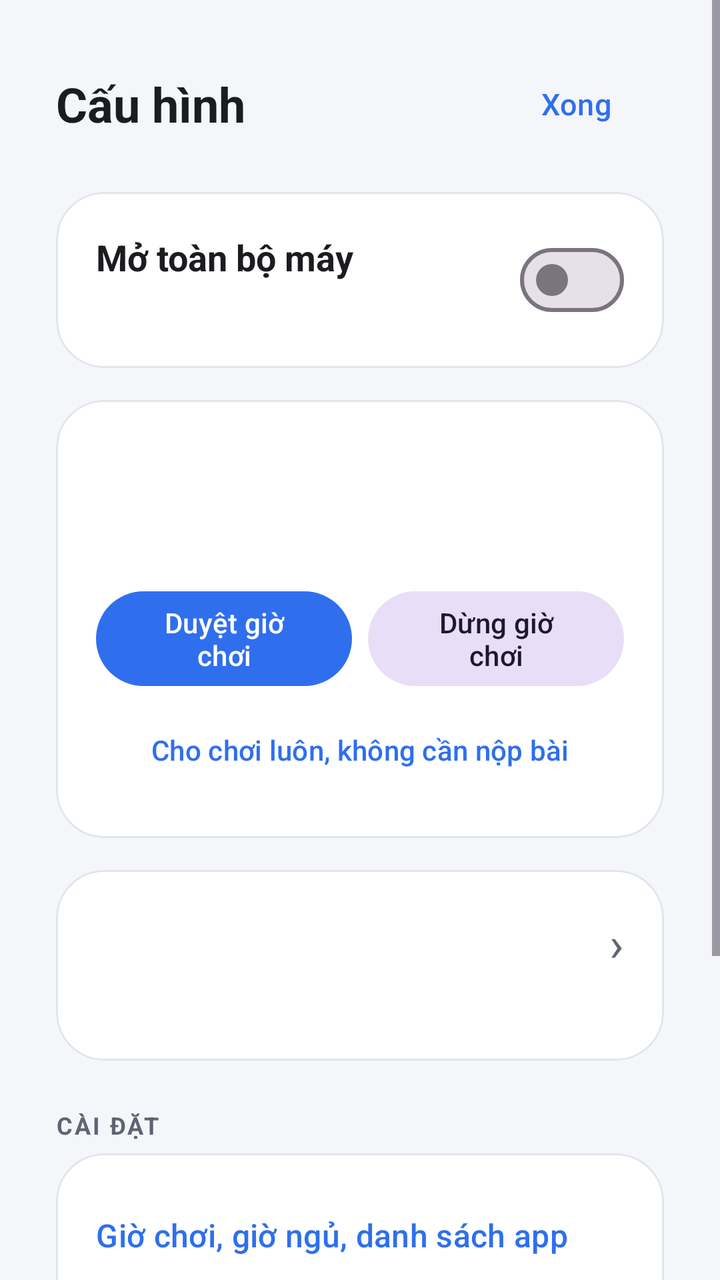
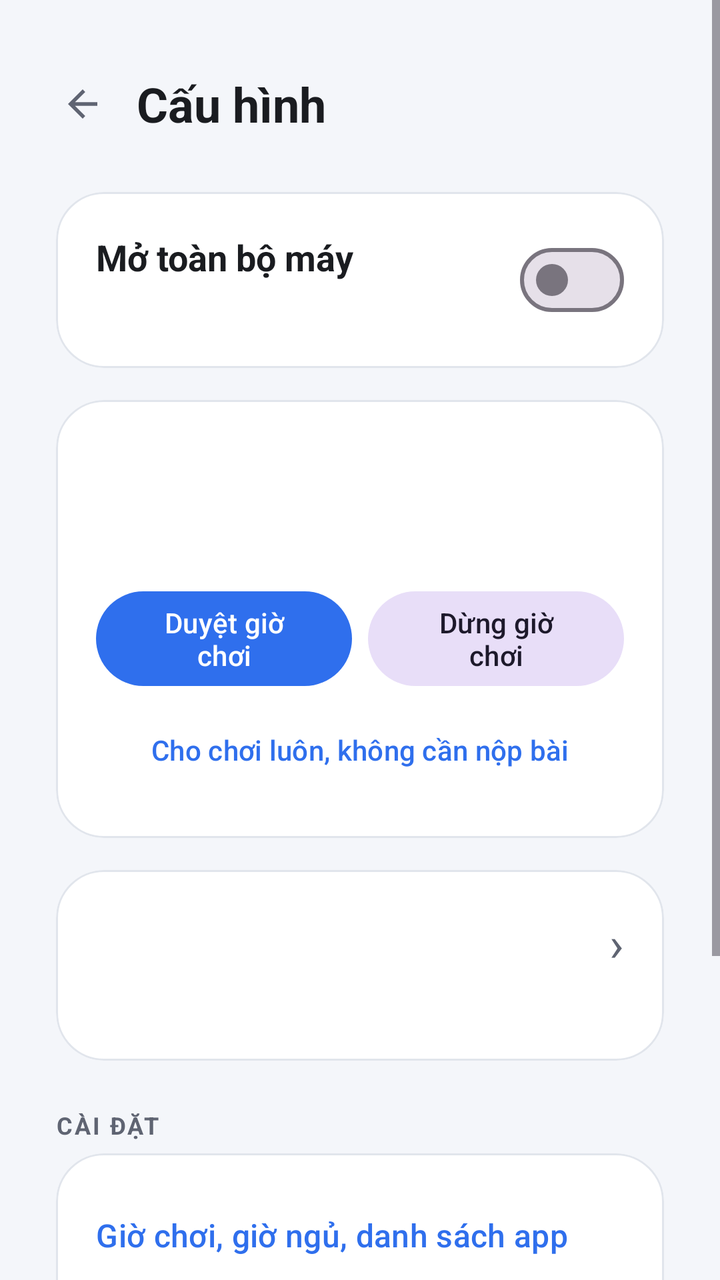

Compare the two renders of this Android layout. The source of the first and the diff that turns it into the second are given below.
<!-- AndroidManifest.xml: application theme Theme.HomeworkGate -->
<!-- res/layout/activity_parent.xml -->
<?xml version="1.0" encoding="utf-8"?>
<androidx.constraintlayout.widget.ConstraintLayout
    xmlns:android="http://schemas.android.com/apk/res/android"
    xmlns:app="http://schemas.android.com/apk/res-auto"
    android:id="@+id/root"
    android:layout_width="match_parent"
    android:layout_height="match_parent">

    <ScrollView
        android:layout_width="0dp"
        android:layout_height="0dp"
        android:fillViewport="true"
        app:layout_constraintBottom_toBottomOf="parent"
        app:layout_constraintEnd_toEndOf="parent"
        app:layout_constraintStart_toStartOf="parent"
        app:layout_constraintTop_toTopOf="parent"
        app:layout_constraintWidth_max="@dimen/st_be_rong_toi_da">

    <LinearLayout
        android:layout_width="match_parent"
        android:layout_height="wrap_content"
        android:orientation="vertical"
        android:padding="28dp">

        
        <LinearLayout
            android:layout_width="match_parent"
            android:layout_height="wrap_content"
            android:gravity="center_vertical">

            <TextView
                android:layout_width="0dp"
                android:layout_height="wrap_content"
                android:layout_weight="1"
                android:text="Cấu hình"
                android:textColor="@color/ink"
                android:textSize="24sp"
                android:textStyle="bold" />

            <com.google.android.material.button.MaterialButton
                android:id="@+id/btn_done"
                style="@style/Widget.Material3.Button.TextButton"
                android:layout_width="wrap_content"
                android:layout_height="wrap_content"
                android:text="Xong"
                android:textSize="15sp" />
        </LinearLayout>

        
        <com.google.android.material.card.MaterialCardView
            android:id="@+id/card_warning"
            style="@style/Card"
            android:layout_width="match_parent"
            android:layout_height="wrap_content"
            android:layout_marginTop="20dp"
            app:cardBackgroundColor="@color/alert_soft"
            android:visibility="gone">

            <LinearLayout
                android:layout_width="match_parent"
                android:layout_height="wrap_content"
                android:orientation="vertical"
                android:padding="18dp">

                <TextView
                    android:id="@+id/txt_warning_title"
                    android:layout_width="wrap_content"
                    android:layout_height="wrap_content"
                    android:textColor="@color/ink"
                    android:textSize="16sp"
                    android:textStyle="bold" />

                <LinearLayout
                    android:id="@+id/box_warning"
                    android:layout_width="match_parent"
                    android:layout_height="wrap_content"
                    android:layout_marginTop="4dp"
                    android:orientation="vertical" />
            </LinearLayout>
        </com.google.android.material.card.MaterialCardView>

        
        <com.google.android.material.card.MaterialCardView
            android:id="@+id/card_unlock"
            style="@style/Card"
            android:layout_width="match_parent"
            android:layout_height="wrap_content"
            android:layout_marginTop="20dp">

            <LinearLayout
                android:layout_width="match_parent"
                android:layout_height="wrap_content"
                android:gravity="center_vertical"
                android:padding="20dp">

                <LinearLayout
                    android:layout_width="0dp"
                    android:layout_height="wrap_content"
                    android:layout_weight="1"
                    android:layout_marginEnd="16dp"
                    android:orientation="vertical">

                    <TextView
                        android:layout_width="wrap_content"
                        android:layout_height="wrap_content"
                        android:text="Mở toàn bộ máy"
                        android:textColor="@color/ink"
                        android:textSize="18sp"
                        android:textStyle="bold" />

                    <TextView
                        android:id="@+id/txt_unlock_detail"
                        android:layout_width="match_parent"
                        android:layout_height="wrap_content"
                        android:layout_marginTop="4dp"
                        android:textColor="@color/ink_soft"
                        android:textSize="14sp" />
                </LinearLayout>

                <com.google.android.material.materialswitch.MaterialSwitch
                    android:id="@+id/sw_unlock"
                    android:layout_width="wrap_content"
                    android:layout_height="wrap_content" />
            </LinearLayout>
        </com.google.android.material.card.MaterialCardView>

        <com.google.android.material.card.MaterialCardView
            style="@style/Card"
            android:layout_width="match_parent"
            android:layout_height="wrap_content"
            android:layout_marginTop="16dp">

            <LinearLayout
                android:layout_width="match_parent"
                android:layout_height="wrap_content"
                android:orientation="vertical"
                android:padding="20dp">

                <TextView
                    android:id="@+id/txt_state"
                    android:layout_width="match_parent"
                    android:layout_height="wrap_content"
                    android:textColor="@color/ink"
                    android:textSize="20sp"
                    android:textStyle="bold" />

                <TextView
                    android:id="@+id/txt_detail"
                    android:layout_width="match_parent"
                    android:layout_height="wrap_content"
                    android:layout_marginTop="4dp"
                    style="@style/Text.Body" />

                <LinearLayout
                    android:layout_width="match_parent"
                    android:layout_height="wrap_content"
                    android:layout_marginTop="18dp">

                    <com.google.android.material.button.MaterialButton
                        android:id="@+id/btn_grant"
                        android:layout_width="0dp"
                        android:layout_height="wrap_content"
                        android:layout_weight="1"
                        android:layout_marginEnd="8dp"
                        android:text="Duyệt giờ chơi" />

                    
                    <com.google.android.material.button.MaterialButton
                        android:id="@+id/btn_lock"
                        style="@style/Widget.Material3.Button.TonalButton"
                        android:layout_width="0dp"
                        android:layout_height="wrap_content"
                        android:layout_weight="1"
                        android:text="Dừng giờ chơi" />
                </LinearLayout>

                
                <com.google.android.material.button.MaterialButton
                    android:id="@+id/btn_gift"
                    style="@style/Widget.Material3.Button.TextButton"
                    android:layout_width="match_parent"
                    android:layout_height="wrap_content"
                    android:layout_marginTop="4dp"
                    android:text="Cho chơi luôn, không cần nộp bài" />
            </LinearLayout>
        </com.google.android.material.card.MaterialCardView>

        
        <com.google.android.material.card.MaterialCardView
            android:id="@+id/card_thong_ke"
            style="@style/Card"
            android:layout_width="match_parent"
            android:layout_height="wrap_content"
            android:layout_marginTop="16dp"
            android:clickable="true"
            android:focusable="true">

            <LinearLayout
                android:layout_width="match_parent"
                android:layout_height="wrap_content"
                android:orientation="vertical"
                android:padding="20dp">

                <LinearLayout
                    android:layout_width="match_parent"
                    android:layout_height="wrap_content"
                    android:gravity="center_vertical">

                    <TextView
                        android:id="@+id/txt_thong_ke"
                        android:layout_width="0dp"
                        android:layout_height="wrap_content"
                        android:layout_weight="1"
                        android:textColor="@color/ink"
                        android:textSize="18sp"
                        android:textStyle="bold" />

                    <TextView
                        android:layout_width="wrap_content"
                        android:layout_height="wrap_content"
                        android:layout_marginStart="12dp"
                        android:text="›"
                        android:textColor="@color/ink_soft"
                        android:textSize="24sp" />
                </LinearLayout>

                <TextView
                    android:id="@+id/txt_thong_ke_detail"
                    style="@style/Text.Body"
                    android:layout_width="match_parent"
                    android:layout_height="wrap_content"
                    android:layout_marginTop="4dp"
                    android:textSize="14sp" />
            </LinearLayout>
        </com.google.android.material.card.MaterialCardView>

        
        <com.google.android.material.card.MaterialCardView
            android:id="@+id/card_man_chan"
            style="@style/Card"
            android:layout_width="match_parent"
            android:layout_height="wrap_content"
            android:layout_marginTop="16dp"
            android:visibility="gone">

            <LinearLayout
                android:layout_width="match_parent"
                android:layout_height="wrap_content"
                android:orientation="vertical"
                android:padding="18dp">

                <TextView
                    android:id="@+id/txt_man_chan"
                    android:layout_width="match_parent"
                    android:layout_height="wrap_content"
                    android:textColor="@color/ink"
                    android:textSize="16sp"
                    android:textStyle="bold" />

                <TextView
                    android:id="@+id/txt_man_chan_detail"
                    style="@style/Text.Body"
                    android:layout_width="match_parent"
                    android:layout_height="wrap_content"
                    android:layout_marginTop="4dp"
                    android:textSize="14sp" />

                <com.google.android.material.button.MaterialButton
                    android:id="@+id/btn_mo_chan"
                    android:layout_width="match_parent"
                    android:layout_height="wrap_content"
                    android:layout_marginTop="12dp"
                    android:textSize="16sp"
                    app:cornerRadius="18dp" />
            </LinearLayout>
        </com.google.android.material.card.MaterialCardView>

        <TextView
            android:layout_width="match_parent"
            android:layout_height="wrap_content"
            android:layout_marginTop="24dp"
            android:layout_marginBottom="6dp"
            android:text="CÀI ĐẶT"
            android:textColor="@color/ink_soft"
            android:textSize="12sp"
            android:letterSpacing="0.08"
            android:textStyle="bold" />

        <com.google.android.material.card.MaterialCardView
            style="@style/Card"
            android:layout_width="match_parent"
            android:layout_height="wrap_content">

            <LinearLayout
                android:layout_width="match_parent"
                android:layout_height="wrap_content"
                android:orientation="vertical"
                android:padding="8dp">

                <com.google.android.material.button.MaterialButton
                    android:id="@+id/btn_settings"
                    style="@style/Widget.Material3.Button.TextButton"
                    android:layout_width="match_parent"
                    android:layout_height="wrap_content"
                    android:gravity="start|center_vertical"
                    android:paddingVertical="18dp"
                    android:text="Giờ chơi, giờ ngủ, danh sách app"
                    android:textSize="16sp" />

                <View
                    android:layout_width="match_parent"
                    android:layout_height="1dp"
                    android:background="@color/line" />

                <com.google.android.material.button.MaterialButton
                    android:id="@+id/btn_noi_dien_thoai"
                    style="@style/Widget.Material3.Button.TextButton"
                    android:layout_width="match_parent"
                    android:layout_height="wrap_content"
                    android:gravity="start|center_vertical"
                    android:paddingVertical="18dp"
                    android:text="Nối điện thoại ba Huy"
                    android:textSize="16sp" />

                <View
                    android:layout_width="match_parent"
                    android:layout_height="1dp"
                    android:background="@color/line" />

                <com.google.android.material.button.MaterialButton
                    android:id="@+id/btn_allow_uninstall"
                    style="@style/Widget.Material3.Button.TextButton"
                    android:layout_width="match_parent"
                    android:layout_height="wrap_content"
                    android:gravity="start|center_vertical"
                    android:paddingVertical="18dp"
                    android:text="Cho phép gỡ app"
                    android:textSize="16sp" />
            </LinearLayout>
        </com.google.android.material.card.MaterialCardView>

        <TextView
            android:id="@+id/txt_note"
            android:layout_width="match_parent"
            android:layout_height="wrap_content"
            android:layout_marginTop="18dp"
            android:textColor="@color/ink_soft"
            android:textSize="14sp" />
    </LinearLayout>
</ScrollView>
</androidx.constraintlayout.widget.ConstraintLayout>
<!-- resources referenced by this layout -->
<resources>
  <color name="alert_soft">#FCEBE9</color>
  <color name="ink">#1A1C20</color>
  <color name="ink_soft">#5F6472</color>
  <color name="line">#E1E5EC</color>
  <dimen name="st_be_rong_toi_da">720dp</dimen>
  <style name="Card" parent="Widget.Material3.CardView.Elevated">
          
          <item name="cardBackgroundColor">@color/surface</item>
          <item name="cardCornerRadius">24dp</item>
          <item name="cardElevation">0dp</item>
          <item name="strokeWidth">1dp</item>
          <item name="strokeColor">@color/line</item>
      </style>
  <style name="Text.Body" parent="TextAppearance.Material3.BodyLarge">
          <item name="android:textColor">@color/ink_soft</item>
          <item name="android:textSize">17sp</item>
      </style>
  <style name="Theme.HomeworkGate" parent="Theme.Material3.Light.NoActionBar">
          <item name="colorPrimary">@color/brand</item>
          <item name="colorOnPrimary">#FFFFFF</item>
          <item name="colorPrimaryContainer">@color/brand_soft</item>
          <item name="colorOnPrimaryContainer">@color/brand_dark</item>
          <item name="android:colorBackground">@color/canvas</item>
          <item name="colorSurface">@color/surface</item>
          <item name="colorOnSurface">@color/ink</item>
          <item name="android:statusBarColor">@color/canvas</item>
          <item name="android:navigationBarColor">@color/canvas</item>
          <item name="android:windowLightStatusBar">true</item>
          <item name="android:windowLightNavigationBar">true</item>
      </style>
  <color name="surface">#FFFFFF</color>
  <color name="brand">#2F6FED</color>
  <color name="brand_soft">#E8F0FE</color>
  <color name="brand_dark">#1B4FC0</color>
  <color name="canvas">#F4F6FA</color>
</resources>

<!-- the commit's change to res/layout/activity_parent.xml (unified diff, before → after) -->
@@ -13,8 +13,7 @@
         app:layout_constraintBottom_toBottomOf="parent"
         app:layout_constraintEnd_toEndOf="parent"
         app:layout_constraintStart_toStartOf="parent"
-        app:layout_constraintTop_toTopOf="parent"
-        app:layout_constraintWidth_max="@dimen/st_be_rong_toi_da">
+        app:layout_constraintTop_toTopOf="parent">
 
     <LinearLayout
         android:layout_width="match_parent"
@@ -28,6 +27,18 @@
             android:layout_height="wrap_content"
             android:gravity="center_vertical">
 
+            <com.google.android.material.button.MaterialButton
+                android:id="@+id/btn_done"
+                style="@style/Widget.Material3.Button.IconButton"
+                android:layout_width="48dp"
+                android:layout_height="48dp"
+                android:layout_marginStart="-12dp"
+                android:layout_marginEnd="4dp"
+                android:contentDescription="Quay lại"
+                app:icon="@drawable/st_ic_quay_lai"
+                app:iconSize="22dp"
+                app:iconTint="@color/ink_soft" />
+
             <TextView
                 android:layout_width="0dp"
                 android:layout_height="wrap_content"
@@ -36,14 +47,6 @@
                 android:textColor="@color/ink"
                 android:textSize="24sp"
                 android:textStyle="bold" />
-
-            <com.google.android.material.button.MaterialButton
-                android:id="@+id/btn_done"
-                style="@style/Widget.Material3.Button.TextButton"
-                android:layout_width="wrap_content"
-                android:layout_height="wrap_content"
-                android:text="Xong"
-                android:textSize="15sp" />
         </LinearLayout>
 
         
<!-- resource entries referenced after the edit -->
@@ -4,7 +4,14 @@
   <color name="ink">#1A1C20</color>
   <color name="ink_soft">#5F6472</color>
   <color name="line">#E1E5EC</color>
-  <dimen name="st_be_rong_toi_da">720dp</dimen>
+  <!-- drawable st_ic_quay_lai (drawable) -->
+  <vector xmlns:android="http://schemas.android.com/apk/res/android"
+      android:width="24dp" android:height="24dp"
+      android:viewportWidth="24" android:viewportHeight="24"
+      android:autoMirrored="true">
+      <path android:fillColor="#FFFFFF"
+          android:pathData="M20,11H7.83l5.59,-5.59L12,4l-8,8 8,8 1.41,-1.41L7.83,13H20v-2z" />
+  </vector>
   <style name="Card" parent="Widget.Material3.CardView.Elevated">
           
           <item name="cardBackgroundColor">@color/surface</item>
